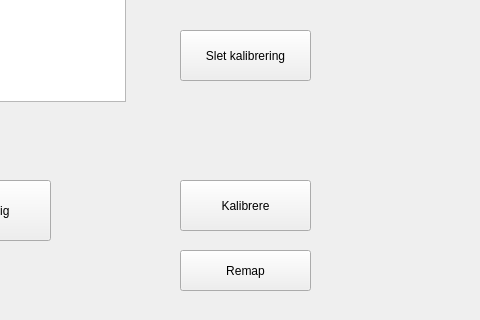
This is Qt/KameraKalibrering/kalibrering.ui in fjederholdt/Afgangsprojekt as Qt 5 draws it before an edit; both pictures show x 160 to 640 and y 140 to 460 of the 640 by 460 pixel window. The edited form follows.
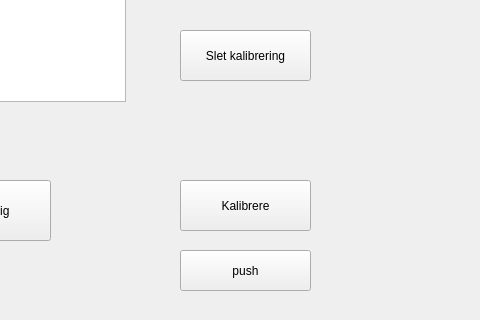
This is the edited form.

```diff
--- a/Qt/KameraKalibrering/kalibrering.ui
+++ b/Qt/KameraKalibrering/kalibrering.ui
@@ -85,7 +85,7 @@
     </rect>
    </property>
    <property name="text">
-    <string>Remap</string>
+    <string>push</string>
    </property>
   </widget>
  </widget>
```
